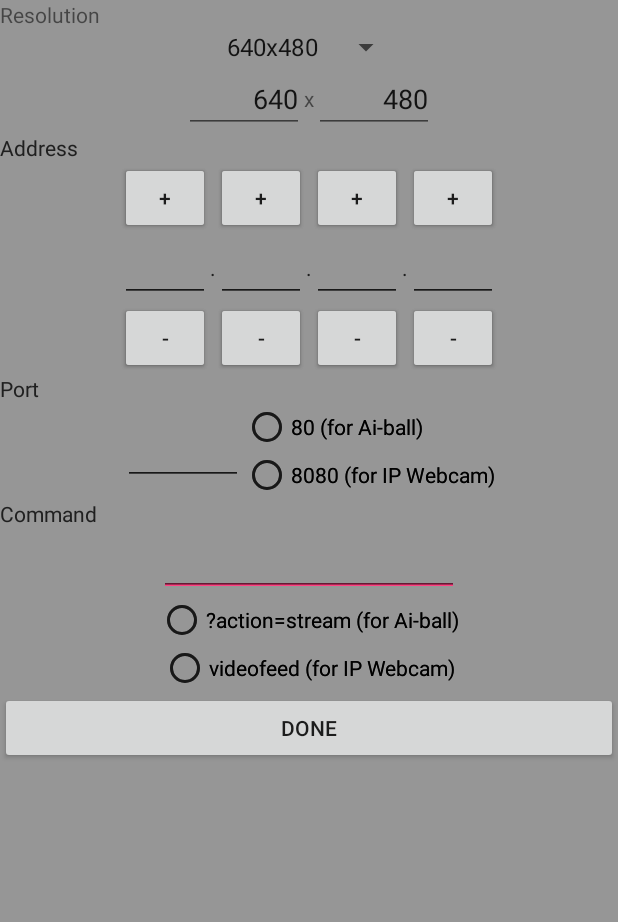
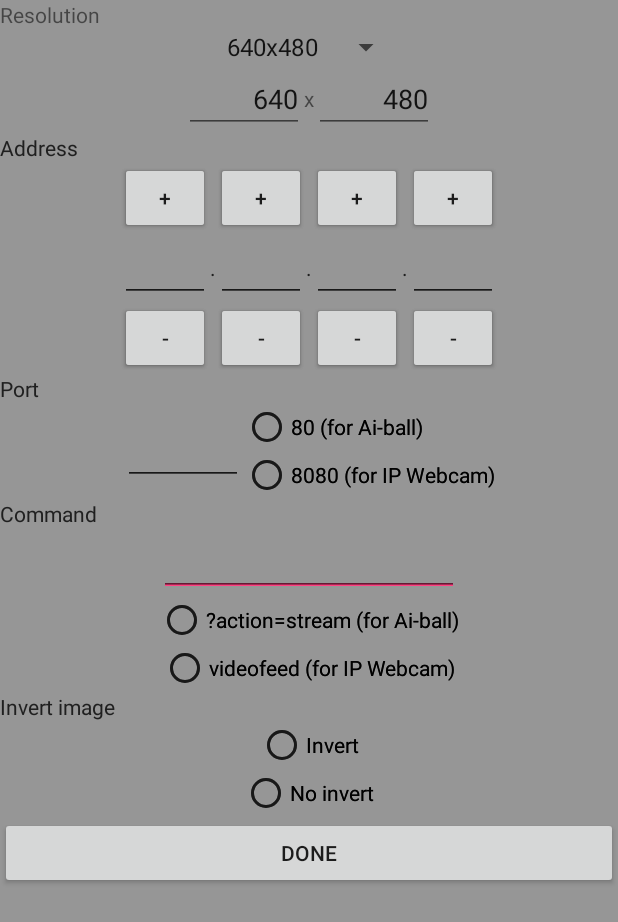
Before and after one commit to bqlabs/amaterasu, an Android app: the SettingsActivity screen opened directly, with no data from a screen before it, on a phone screen of 412 x 824 dp. Shown: the top 922 px of the screen. Run offline under Robolectric (Android 15) with nearby library versions, the phone set to English and light mode, and no system bars.

Commit message:
Add radiogroup to select invert/no invert image

```diff
--- a/android/simplemjpegview/app/src/main/java/com/camera/simplemjpeg/SettingsActivity.java
+++ b/android/simplemjpegview/app/src/main/java/com/camera/simplemjpeg/SettingsActivity.java
@@ -44,6 +44,7 @@ public class SettingsActivity extends Activity {
 
     RadioGroup left_eye_port_group;
     RadioGroup left_eye_command_group;
+    RadioGroup left_eye_invert_group;
 
     //-- Right eye UI
     EditText right_eye_address1_input;
@@ -65,6 +66,7 @@ public class SettingsActivity extends Activity {
 
     RadioGroup right_eye_port_group;
     RadioGroup right_eye_command_group;
+    RadioGroup right_eye_invert_group;
 
     int width = 640;
     int height = 480;
@@ -75,6 +77,7 @@ public class SettingsActivity extends Activity {
     int left_eye_ip_ad4 = 1;
     int left_eye_ip_port = 80;
     String left_eye_ip_command = "?action=stream";
+    Boolean left_eye_invert_image = false;
 
     int right_eye_ip_ad1 = 192;
     int right_eye_ip_ad2 = 168;
@@ -82,6 +85,7 @@ public class SettingsActivity extends Activity {
     int right_eye_ip_ad4 = 1;
     int right_eye_ip_port = 80;
     String right_eye_ip_command = "?action=stream";
+    Boolean right_eye_invert_image = false;
 
     @Override
     public void onCreate(Bundle savedInstanceState) {
@@ -114,6 +118,7 @@ public class SettingsActivity extends Activity {
 
         left_eye_port_group = (RadioGroup) findViewById(R.id.port_radiogroup);
         left_eye_command_group = (RadioGroup) findViewById(R.id.command_radiogroup);
+        left_eye_invert_group = (RadioGroup) findViewById(R.id.left_eye_invert_radiogroup);
 
         //-- Right eye stream elements
         right_eye_address1_input = (EditText) findViewById(R.id.right_eye_address1_input);
@@ -125,6 +130,7 @@ public class SettingsActivity extends Activity {
 
         right_eye_port_group = (RadioGroup) findViewById(R.id.right_eye_port_radiogroup);
         right_eye_command_group = (RadioGroup) findViewById(R.id.right_eye_command_radiogroup);
+        right_eye_invert_group = (RadioGroup) findViewById(R.id.right_eye_invert_radiogroup);
 
         //-- Set up tabs
         final TabHost tabHost = (TabHost)findViewById(R.id.tab_host);
@@ -161,6 +167,7 @@ public class SettingsActivity extends Activity {
             left_eye_ip_ad4 = extras.getInt("left_eye_ip_ad4", left_eye_ip_ad4);
             left_eye_ip_port = extras.getInt("left_eye_ip_port", left_eye_ip_port);
             left_eye_ip_command = extras.getString("left_eye_ip_command");
+            left_eye_invert_image = extras.getBoolean("left_eye_invert_image");
 
             left_eye_address1_input.setText(String.valueOf(left_eye_ip_ad1));
             left_eye_address2_input.setText(String.valueOf(left_eye_ip_ad2));
@@ -168,6 +175,11 @@ public class SettingsActivity extends Activity {
             left_eye_address4_input.setText(String.valueOf(left_eye_ip_ad4));
             left_eye_port_input.setText(String.valueOf(left_eye_ip_port));
             left_eye_command_input.setText(left_eye_ip_command);
+            if (left_eye_invert_image) {
+                left_eye_invert_group.check(R.id.left_eye_invert_image);
+            } else {
+                left_eye_invert_group.check(R.id.left_eye_no_invert_image);
+            }
 
             //-- Configure right eye
             right_eye_ip_ad1 = extras.getInt("right_eye_ip_ad1", right_eye_ip_ad1);
@@ -176,6 +188,7 @@ public class SettingsActivity extends Activity {
             right_eye_ip_ad4 = extras.getInt("right_eye_ip_ad4", right_eye_ip_ad4);
             right_eye_ip_port = extras.getInt("right_eye_ip_port", right_eye_ip_port);
             right_eye_ip_command = extras.getString("right_eye_ip_command");
+            right_eye_invert_image = extras.getBoolean("right_eye_invert_image");
 
             right_eye_address1_input.setText(String.valueOf(right_eye_ip_ad1));
             right_eye_address2_input.setText(String.valueOf(right_eye_ip_ad2));
@@ -183,6 +196,11 @@ public class SettingsActivity extends Activity {
             right_eye_address4_input.setText(String.valueOf(right_eye_ip_ad4));
             right_eye_port_input.setText(String.valueOf(right_eye_ip_port));
             right_eye_command_input.setText(right_eye_ip_command);
+            if (right_eye_invert_image) {
+                right_eye_invert_group.check(R.id.right_eye_invert_image);
+            } else {
+                right_eye_invert_group.check(R.id.right_eye_no_invert_image);
+            }
         }
 
         resolution_spinner.setOnItemSelectedListener(new AdapterView.OnItemSelectedListener() {
@@ -424,6 +442,16 @@ public class SettingsActivity extends Activity {
             }
         });
 
+        left_eye_invert_group.setOnCheckedChangeListener(new RadioGroup.OnCheckedChangeListener() {
+            public void onCheckedChanged(RadioGroup group, int checkedId) {
+                if (checkedId == R.id.left_eye_invert_image) {
+                    left_eye_invert_image = true;
+                } else if (checkedId == R.id.left_eye_no_invert_image) {
+                    left_eye_invert_image = false;
+                }
+            }
+        });
+
         //-- Ip address for right eye (GUI configuration)
         right_eye_address1_increment = (Button) findViewById(R.id.right_eye_address1_increment);
         right_eye_address1_increment.setOnClickListener(
@@ -632,6 +660,16 @@ public class SettingsActivity extends Activity {
             }
         });
 
+        right_eye_invert_group.setOnCheckedChangeListener(new RadioGroup.OnCheckedChangeListener() {
+            public void onCheckedChanged(RadioGroup group, int checkedId) {
+                if (checkedId == R.id.right_eye_invert_image) {
+                    right_eye_invert_image = true;
+                } else if (checkedId == R.id.right_eye_no_invert_image) {
+                    right_eye_invert_image = false;
+                }
+            }
+        });
+
         //-- Settings done button configuration
         settings_done = (Button) findViewById(R.id.settings_done);
         settings_done.setOnClickListener(
@@ -713,6 +751,7 @@ public class SettingsActivity extends Activity {
                         intent.putExtra("left_eye_ip_ad4", left_eye_ip_ad4);
                         intent.putExtra("left_eye_ip_port", left_eye_ip_port);
                         intent.putExtra("left_eye_ip_command", left_eye_ip_command);
+                        intent.putExtra("left_eye_invert_image", left_eye_invert_image);
                         //-- Right eye
                         intent.putExtra("right_eye_ip_ad1", right_eye_ip_ad1);
                         intent.putExtra("right_eye_ip_ad2", right_eye_ip_ad2);
@@ -720,6 +759,7 @@ public class SettingsActivity extends Activity {
                         intent.putExtra("right_eye_ip_ad4", right_eye_ip_ad4);
                         intent.putExtra("right_eye_ip_port", right_eye_ip_port);
                         intent.putExtra("right_eye_ip_command", right_eye_ip_command);
+                        intent.putExtra("right_eye_invert_image", right_eye_invert_image);
 
                         setResult(RESULT_OK, intent);
                         finish();
--- a/android/simplemjpegview/app/src/main/res/layout/settings.xml
+++ b/android/simplemjpegview/app/src/main/res/layout/settings.xml
@@ -284,6 +284,26 @@
                                 android:text="@string/command_videofeed_with_explanation" />
                         </RadioGroup>
 
+                        <TextView
+                            android:layout_width="wrap_content"
+                            android:layout_height="wrap_content"
+                            android:text="@string/invert_settings_label"/>
+
+                        <RadioGroup
+                            android:id="@+id/left_eye_invert_radiogroup"
+                            android:orientation="vertical"
+                            android:layout_width="fill_parent"
+                            android:layout_height="wrap_content"
+                            android:gravity="center">
+                            <RadioButton android:id="@+id/left_eye_invert_image"
+                                android:layout_width="wrap_content"
+                                android:layout_height="wrap_content"
+                                android:text="@string/invert_invert_label" />
+                            <RadioButton android:id="@+id/left_eye_no_invert_image"
+                                android:layout_width="wrap_content"
+                                android:layout_height="wrap_content"
+                                android:text="@string/no_invert_invert_label" />
+                        </RadioGroup>
 
                     </LinearLayout>
 
@@ -503,6 +523,27 @@
                                 android:text="@string/command_videofeed_with_explanation" />
                         </RadioGroup>
 
+                        <TextView
+                            android:layout_width="wrap_content"
+                            android:layout_height="wrap_content"
+                            android:text="@string/invert_settings_label"/>
+
+                        <RadioGroup
+                            android:id="@+id/right_eye_invert_radiogroup"
+                            android:orientation="vertical"
+                            android:layout_width="fill_parent"
+                            android:layout_height="wrap_content"
+                            android:gravity="center">
+                            <RadioButton android:id="@+id/right_eye_invert_image"
+                                android:layout_width="wrap_content"
+                                android:layout_height="wrap_content"
+                                android:text="@string/invert_invert_label" />
+                            <RadioButton android:id="@+id/right_eye_no_invert_image"
+                                android:layout_width="wrap_content"
+                                android:layout_height="wrap_content"
+                                android:text="@string/no_invert_invert_label" />
+                        </RadioGroup>
+
 
                     </LinearLayout>
 
--- a/android/simplemjpegview/app/src/main/res/values/strings.xml
+++ b/android/simplemjpegview/app/src/main/res/values/strings.xml
@@ -31,6 +31,9 @@
 	<string name="command_videofeed">videofeed</string>
 	<string name="command_streaming_with_explanation">\?action=stream (for Ai-ball)</string>
 	<string name="command_videofeed_with_explanation">videofeed (for IP Webcam)</string>
+	<string name="invert_settings_label">Invert image</string>
+	<string name="invert_invert_label">Invert</string>
+	<string name="no_invert_invert_label">No invert</string>
 
 	<string name="settings_done">Done</string>
 
```
